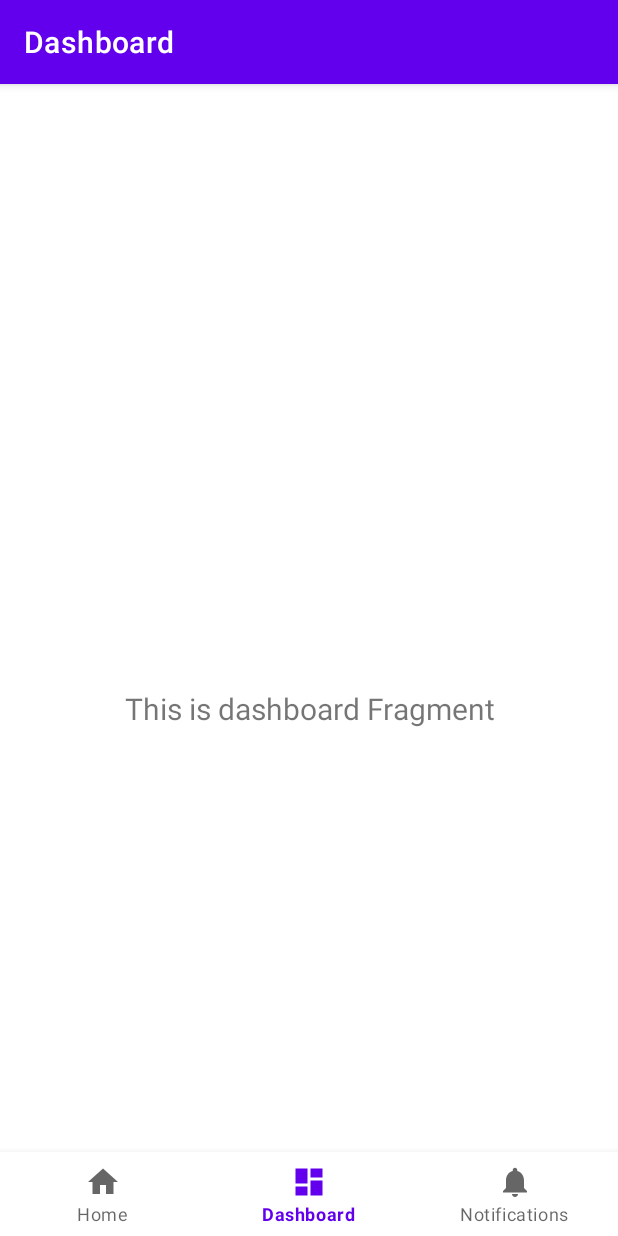
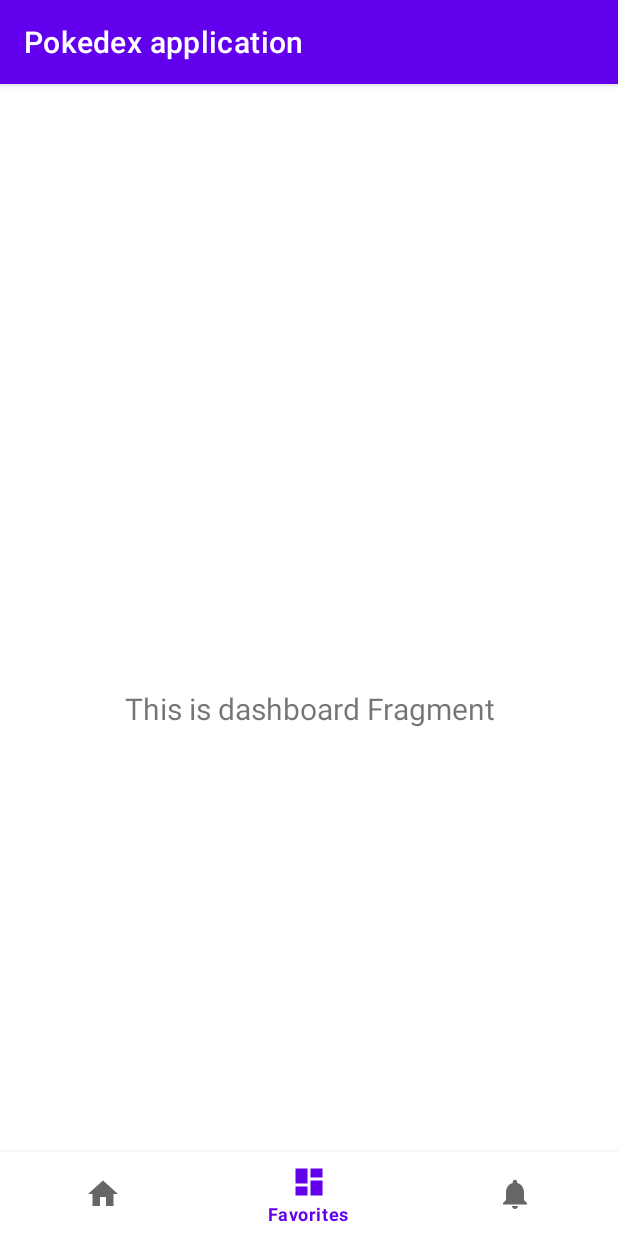
Before and after one commit to ivannavratil/SofaScoreAndroidAcademyProject, an Android app: the screen it shows after launch (MainActivity), item 2 of the bottom bar chosen, on a phone screen of 412 x 824 dp. Run offline under Robolectric (Android 15) with nearby library versions, the phone set to English and light mode, and no system bars; our stand-ins replace navigation-ui.

Commit message:
Fragments name changed, navigation name changed, package structure changed

```diff
--- a/app/src/main/AndroidManifest.xml
+++ b/app/src/main/AndroidManifest.xml
@@ -10,7 +10,7 @@
         android:supportsRtl="true"
         android:theme="@style/Theme.PokedexApplication">
         <activity
-            android:name=".MainActivity"
+            android:name=".ui.activity.MainActivity"
             android:label="@string/app_name">
             <intent-filter>
                 <action android:name="android.intent.action.MAIN" />
--- a/app/src/main/java/sofascore/pokedex/MainActivity.kt
+++ b/app/src/main/java/sofascore/pokedex/ui/activity/MainActivity.kt
@@ -1,4 +1,4 @@
-package sofascore.pokedex
+package sofascore.pokedex.ui.activity
 
 import android.os.Bundle
 import com.google.android.material.bottomnavigation.BottomNavigationView
@@ -7,6 +7,7 @@ import androidx.navigation.findNavController
 import androidx.navigation.ui.AppBarConfiguration
 import androidx.navigation.ui.setupActionBarWithNavController
 import androidx.navigation.ui.setupWithNavController
+import sofascore.pokedex.R
 import sofascore.pokedex.databinding.ActivityMainBinding
 
 class MainActivity : AppCompatActivity() {
@@ -24,12 +25,12 @@ class MainActivity : AppCompatActivity() {
         val navController = findNavController(R.id.nav_host_fragment_activity_main)
         // Passing each menu ID as a set of Ids because each
         // menu should be considered as top level destinations.
-        val appBarConfiguration = AppBarConfiguration(
-            setOf(
-                R.id.navigation_home, R.id.navigation_dashboard, R.id.navigation_notifications
-            )
-        )
-        setupActionBarWithNavController(navController, appBarConfiguration)
+//        val appBarConfiguration = AppBarConfiguration(
+//            setOf(
+//                R.id.navigation_home, R.id.navigation_dashboard, R.id.navigation_notifications
+//            )
+//        )
+//        setupActionBarWithNavController(navController, appBarConfiguration)
         navView.setupWithNavController(navController)
     }
 }
--- a/app/src/main/java/sofascore/pokedex/ui/dashboard/DashboardFragment.kt
+++ b/app/src/main/java/sofascore/pokedex/ui/fragment/FavoritesFragment.kt
@@ -1,4 +1,4 @@
-package sofascore.pokedex.ui.dashboard
+package sofascore.pokedex.ui.fragment
 
 import android.os.Bundle
 import android.view.LayoutInflater
@@ -8,13 +8,14 @@ import android.widget.TextView
 import androidx.fragment.app.Fragment
 import androidx.lifecycle.Observer
 import androidx.lifecycle.ViewModelProvider
-import sofascore.pokedex.R
-import sofascore.pokedex.databinding.FragmentDashboardBinding
+import sofascore.pokedex.databinding.FragmentFavoritesBinding
+import sofascore.pokedex.ui.viewmodel.DashboardViewModel
 
-class DashboardFragment : Fragment() {
+
+class FavoritesFragment : Fragment() {
 
     private lateinit var dashboardViewModel: DashboardViewModel
-    private var _binding: FragmentDashboardBinding? = null
+    private var _binding: FragmentFavoritesBinding? = null
 
     // This property is only valid between onCreateView and
     // onDestroyView.
@@ -28,7 +29,7 @@ class DashboardFragment : Fragment() {
         dashboardViewModel =
             ViewModelProvider(this).get(DashboardViewModel::class.java)
 
-        _binding = FragmentDashboardBinding.inflate(inflater, container, false)
+        _binding = FragmentFavoritesBinding.inflate(inflater, container, false)
         val root: View = binding.root
 
         val textView: TextView = binding.textDashboard
--- a/app/src/main/java/sofascore/pokedex/ui/home/HomeFragment.kt
+++ b/app/src/main/java/sofascore/pokedex/ui/fragment/SearchFragment.kt
@@ -1,4 +1,4 @@
-package sofascore.pokedex.ui.home
+package sofascore.pokedex.ui.fragment
 
 import android.os.Bundle
 import android.view.LayoutInflater
@@ -8,13 +8,13 @@ import android.widget.TextView
 import androidx.fragment.app.Fragment
 import androidx.lifecycle.Observer
 import androidx.lifecycle.ViewModelProvider
-import sofascore.pokedex.R
-import sofascore.pokedex.databinding.FragmentHomeBinding
+import sofascore.pokedex.databinding.FragmentSearchBinding
+import sofascore.pokedex.ui.viewmodel.HomeViewModel
 
-class HomeFragment : Fragment() {
+class SearchFragment : Fragment() {
 
     private lateinit var homeViewModel: HomeViewModel
-    private var _binding: FragmentHomeBinding? = null
+    private var _binding: FragmentSearchBinding? = null
 
     // This property is only valid between onCreateView and
     // onDestroyView.
@@ -28,7 +28,7 @@ class HomeFragment : Fragment() {
         homeViewModel =
             ViewModelProvider(this).get(HomeViewModel::class.java)
 
-        _binding = FragmentHomeBinding.inflate(inflater, container, false)
+        _binding = FragmentSearchBinding.inflate(inflater, container, false)
         val root: View = binding.root
 
         val textView: TextView = binding.textHome
--- a/app/src/main/java/sofascore/pokedex/ui/notifications/NotificationsFragment.kt
+++ b/app/src/main/java/sofascore/pokedex/ui/fragment/SettingsFragment.kt
@@ -1,4 +1,4 @@
-package sofascore.pokedex.ui.notifications
+package sofascore.pokedex.ui.fragment
 
 import android.os.Bundle
 import android.view.LayoutInflater
@@ -8,13 +8,13 @@ import android.widget.TextView
 import androidx.fragment.app.Fragment
 import androidx.lifecycle.Observer
 import androidx.lifecycle.ViewModelProvider
-import sofascore.pokedex.R
-import sofascore.pokedex.databinding.FragmentNotificationsBinding
+import sofascore.pokedex.databinding.FragmentSettingsBinding
+import sofascore.pokedex.ui.viewmodel.NotificationsViewModel
 
-class NotificationsFragment : Fragment() {
+class SettingsFragment : Fragment() {
 
     private lateinit var notificationsViewModel: NotificationsViewModel
-    private var _binding: FragmentNotificationsBinding? = null
+    private var _binding: FragmentSettingsBinding? = null
 
     // This property is only valid between onCreateView and
     // onDestroyView.
@@ -28,7 +28,7 @@ class NotificationsFragment : Fragment() {
         notificationsViewModel =
             ViewModelProvider(this).get(NotificationsViewModel::class.java)
 
-        _binding = FragmentNotificationsBinding.inflate(inflater, container, false)
+        _binding = FragmentSettingsBinding.inflate(inflater, container, false)
         val root: View = binding.root
 
         val textView: TextView = binding.textNotifications
--- a/app/src/main/java/sofascore/pokedex/ui/home/HomeViewModel.kt
+++ b/app/src/main/java/sofascore/pokedex/ui/viewmodel/DashboardViewModel.kt
@@ -1,13 +1,13 @@
-package sofascore.pokedex.ui.home
+package sofascore.pokedex.ui.viewmodel
 
 import androidx.lifecycle.LiveData
 import androidx.lifecycle.MutableLiveData
 import androidx.lifecycle.ViewModel
 
-class HomeViewModel : ViewModel() {
+class DashboardViewModel : ViewModel() {
 
     private val _text = MutableLiveData<String>().apply {
-        value = "This is home Fragment"
+        value = "This is dashboard Fragment"
     }
     val text: LiveData<String> = _text
 }
--- a/app/src/main/java/sofascore/pokedex/ui/dashboard/DashboardViewModel.kt
+++ b/app/src/main/java/sofascore/pokedex/ui/viewmodel/HomeViewModel.kt
@@ -1,13 +1,13 @@
-package sofascore.pokedex.ui.dashboard
+package sofascore.pokedex.ui.viewmodel
 
 import androidx.lifecycle.LiveData
 import androidx.lifecycle.MutableLiveData
 import androidx.lifecycle.ViewModel
 
-class DashboardViewModel : ViewModel() {
+class HomeViewModel : ViewModel() {
 
     private val _text = MutableLiveData<String>().apply {
-        value = "This is dashboard Fragment"
+        value = "This is home Fragment"
     }
     val text: LiveData<String> = _text
 }
--- a/app/src/main/java/sofascore/pokedex/ui/notifications/NotificationsViewModel.kt
+++ b/app/src/main/java/sofascore/pokedex/ui/viewmodel/NotificationsViewModel.kt
@@ -1,4 +1,4 @@
-package sofascore.pokedex.ui.notifications
+package sofascore.pokedex.ui.viewmodel
 
 import androidx.lifecycle.LiveData
 import androidx.lifecycle.MutableLiveData
--- a/app/src/main/res/layout/activity_main.xml
+++ b/app/src/main/res/layout/activity_main.xml
@@ -5,18 +5,6 @@
     android:layout_width="match_parent"
     android:layout_height="match_parent"
     android:paddingTop="?attr/actionBarSize">
-
-    <com.google.android.material.bottomnavigation.BottomNavigationView
-        android:id="@+id/nav_view"
-        android:layout_width="0dp"
-        android:layout_height="wrap_content"
-        android:layout_marginStart="0dp"
-        android:layout_marginEnd="0dp"
-        android:background="?android:attr/windowBackground"
-        app:layout_constraintBottom_toBottomOf="parent"
-        app:layout_constraintLeft_toLeftOf="parent"
-        app:layout_constraintRight_toRightOf="parent"
-        app:menu="@menu/bottom_nav_menu" />
 
     <fragment
         android:id="@+id/nav_host_fragment_activity_main"
@@ -30,4 +18,17 @@
         app:layout_constraintTop_toTopOf="parent"
         app:navGraph="@navigation/mobile_navigation" />
 
+    <com.google.android.material.bottomnavigation.BottomNavigationView
+        android:id="@+id/nav_view"
+        android:layout_width="0dp"
+        android:layout_height="wrap_content"
+        android:layout_marginStart="0dp"
+        android:layout_marginEnd="0dp"
+        android:background="?android:attr/windowBackground"
+        app:labelVisibilityMode="selected"
+        app:layout_constraintBottom_toBottomOf="parent"
+        app:layout_constraintLeft_toLeftOf="parent"
+        app:layout_constraintRight_toRightOf="parent"
+        app:menu="@menu/bottom_nav_menu" />
+
 </androidx.constraintlayout.widget.ConstraintLayout>
--- a/app/src/main/res/layout/fragment_home.xml
+++ b/app/src/main/res/layout/fragment_favorites.xml
@@ -4,10 +4,10 @@
     xmlns:tools="http://schemas.android.com/tools"
     android:layout_width="match_parent"
     android:layout_height="match_parent"
-    tools:context=".ui.home.HomeFragment">
+    tools:context=".ui.fragment.FavoritesFragment">
 
     <TextView
-        android:id="@+id/text_home"
+        android:id="@+id/text_dashboard"
         android:layout_width="match_parent"
         android:layout_height="wrap_content"
         android:layout_marginStart="8dp"
--- a/app/src/main/res/layout/fragment_notifications.xml
+++ b/app/src/main/res/layout/fragment_search.xml
@@ -4,10 +4,10 @@
     xmlns:tools="http://schemas.android.com/tools"
     android:layout_width="match_parent"
     android:layout_height="match_parent"
-    tools:context=".ui.notifications.NotificationsFragment">
+    tools:context=".ui.fragment.SearchFragment">
 
     <TextView
-        android:id="@+id/text_notifications"
+        android:id="@+id/text_home"
         android:layout_width="match_parent"
         android:layout_height="wrap_content"
         android:layout_marginStart="8dp"
--- a/app/src/main/res/layout/fragment_dashboard.xml
+++ b/app/src/main/res/layout/fragment_settings.xml
@@ -4,10 +4,10 @@
     xmlns:tools="http://schemas.android.com/tools"
     android:layout_width="match_parent"
     android:layout_height="match_parent"
-    tools:context=".ui.dashboard.DashboardFragment">
+    tools:context=".ui.fragment.SettingsFragment">
 
     <TextView
-        android:id="@+id/text_dashboard"
+        android:id="@+id/text_notifications"
         android:layout_width="match_parent"
         android:layout_height="wrap_content"
         android:layout_marginStart="8dp"
--- a/app/src/main/res/menu/bottom_nav_menu.xml
+++ b/app/src/main/res/menu/bottom_nav_menu.xml
@@ -4,16 +4,16 @@
     <item
         android:id="@+id/navigation_home"
         android:icon="@drawable/ic_home_black_24dp"
-        android:title="@string/title_home" />
+        android:title="@string/Search" />
 
     <item
         android:id="@+id/navigation_dashboard"
         android:icon="@drawable/ic_dashboard_black_24dp"
-        android:title="@string/title_dashboard" />
+        android:title="@string/Favorites" />
 
     <item
         android:id="@+id/navigation_notifications"
         android:icon="@drawable/ic_notifications_black_24dp"
-        android:title="@string/title_notifications" />
+        android:title="@string/Settings" />
 
 </menu>
--- a/app/src/main/res/navigation/mobile_navigation.xml
+++ b/app/src/main/res/navigation/mobile_navigation.xml
@@ -7,19 +7,19 @@
 
     <fragment
         android:id="@+id/navigation_home"
-        android:name="sofascore.pokedex.ui.home.HomeFragment"
-        android:label="@string/title_home"
-        tools:layout="@layout/fragment_home" />
+        android:name="sofascore.pokedex.ui.fragment.SearchFragment"
+        android:label="@string/Search"
+        tools:layout="@layout/fragment_search" />
 
     <fragment
         android:id="@+id/navigation_dashboard"
-        android:name="sofascore.pokedex.ui.dashboard.DashboardFragment"
-        android:label="@string/title_dashboard"
-        tools:layout="@layout/fragment_dashboard" />
+        android:name="sofascore.pokedex.ui.fragment.FavoritesFragment"
+        android:label="@string/Favorites"
+        tools:layout="@layout/fragment_favorites" />
 
     <fragment
         android:id="@+id/navigation_notifications"
-        android:name="sofascore.pokedex.ui.notifications.NotificationsFragment"
-        android:label="@string/title_notifications"
-        tools:layout="@layout/fragment_notifications" />
+        android:name="sofascore.pokedex.ui.fragment.SettingsFragment"
+        android:label="@string/Settings"
+        tools:layout="@layout/fragment_settings" />
 </navigation>
--- a/app/src/main/res/values/strings.xml
+++ b/app/src/main/res/values/strings.xml
@@ -1,6 +1,6 @@
 <resources>
     <string name="app_name">Pokedex application</string>
-    <string name="title_home">Home</string>
-    <string name="title_dashboard">Dashboard</string>
-    <string name="title_notifications">Notifications</string>
+    <string name="Search">Search</string>
+    <string name="Favorites">Favorites</string>
+    <string name="Settings">Settings</string>
 </resources>
```
